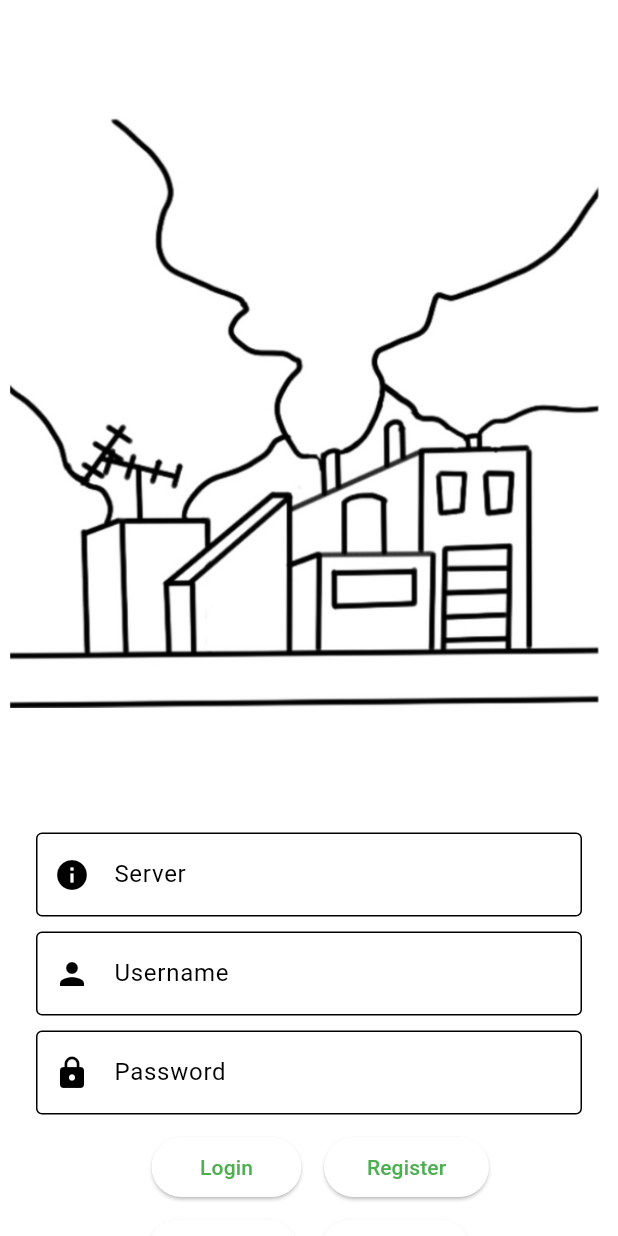
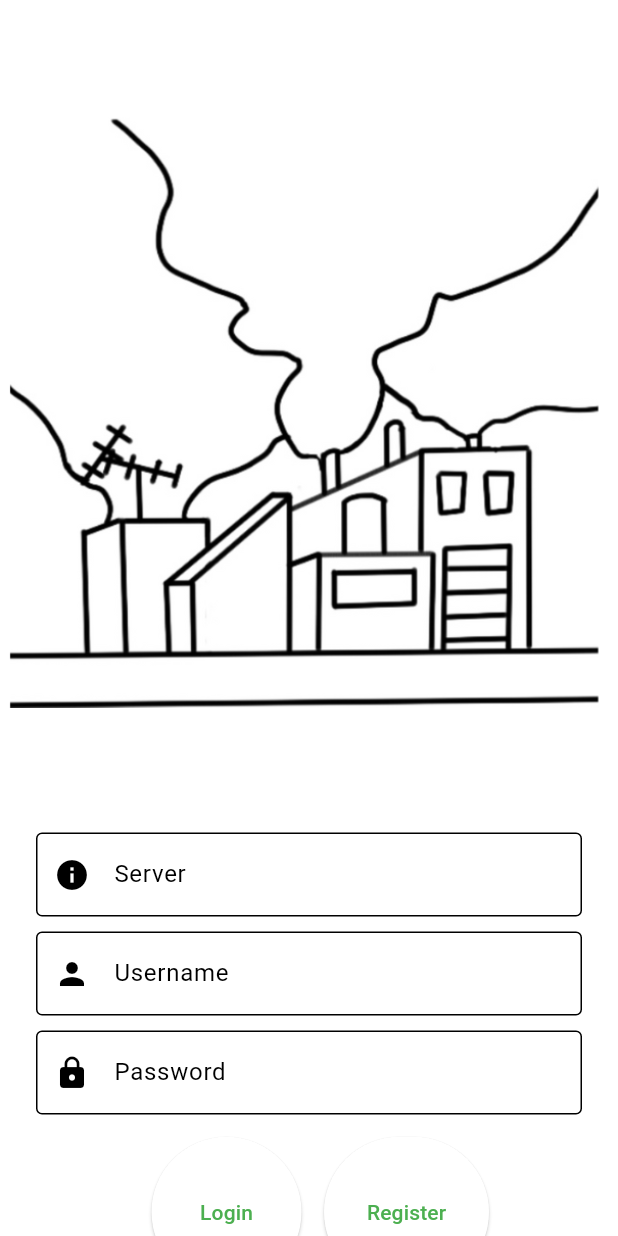
Before and after one commit to neko0xff/2023_schoolResearch_ClientApp, a Flutter app: the screen it shows after launch, on a phone screen of 412 x 824 dp. Run offline on Flutter 3.47's test engine with Material 3 defaults, Android fonts, the phone set to English and light mode, and no system bars; our stand-ins replace fl_chart, pdf, printing, share_plus, shared_preferences; missing offline and left inert: local_notifier, pwa_install, syncfusion_flutter_pdfviewer.

Commit message:
20231128 update

```diff
--- a/src/viewapp_v2_1/lib/pages/user/login.dart
+++ b/src/viewapp_v2_1/lib/pages/user/login.dart
@@ -168,7 +168,7 @@ class btnLoginSend extends StatelessWidget {
   Widget build(BuildContext context) {
     return SizedBox(
       width: 100.0,
-      height: 40.0,
+      height: 100.0,
       child: ElevatedButton(
         child: const Text("Login"),
         onPressed: () {
@@ -313,7 +313,7 @@ class btnClear extends StatelessWidget {
   Widget build(BuildContext context) {
     return SizedBox(
       width: 100.0,
-      height: 40.0,
+      height: 100.0,
       child: ElevatedButton(
         child: const Text("Clear"),
         onPressed: () {
@@ -342,7 +342,7 @@ class btnToRegisterPage extends StatelessWidget {
   Widget build(BuildContext context) {
     return SizedBox(
       width: 110.0,
-      height: 40.0,
+      height: 100.0,
       child: ElevatedButton(
         child: const Text("Register"),
         onPressed: () {
@@ -365,7 +365,7 @@ class btnToforgetPage extends StatelessWidget {
   Widget build(BuildContext context) {
     return SizedBox(
       width: 100.0,
-      height: 40.0,
+      height: 100.0,
       child: ElevatedButton(
         child: const Text("Forget"),
         onPressed: () {
```
Also changed, not shown: src/viewapp_v2_1/lib/pages/btn/barchartView.dart (+7 -6 lines).
